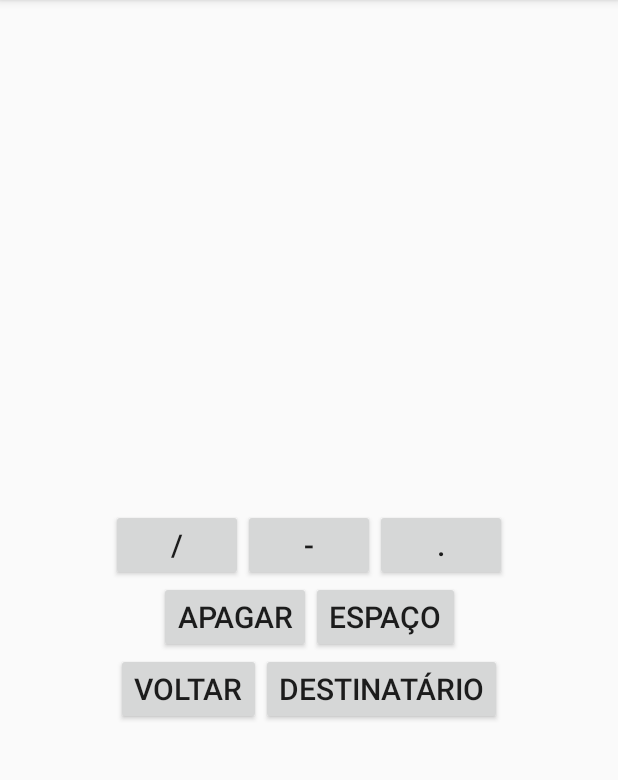
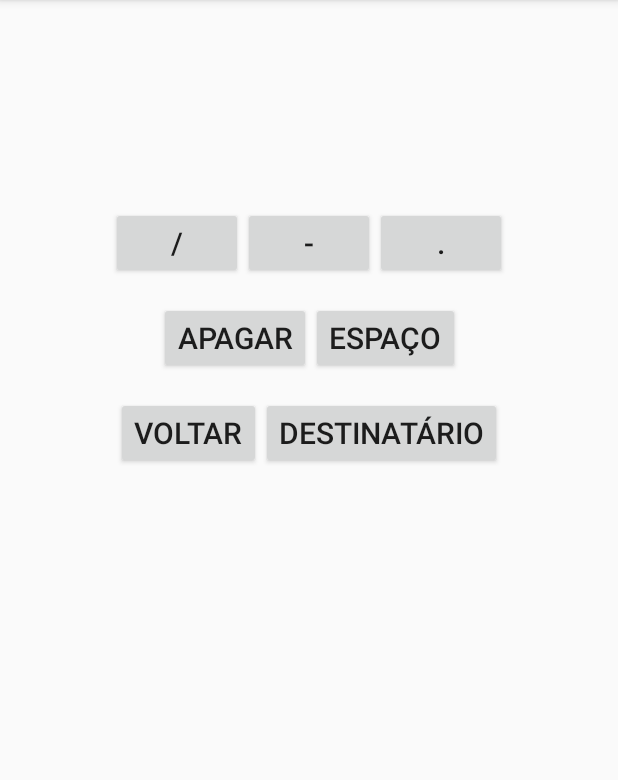
Before and after one commit to luizfelipelazzaron/desagil-projeto1, an Android app: the NewMessage screen opened directly, with no data from a screen before it, on a phone screen of 412 x 824 dp, the part 84-864 px from its top. Run offline under Robolectric (Android 15) with nearby library versions, the phone set to English and light mode, and no system bars.

Commit message:
novo posicionamento de botões

```diff
--- a/app/src/main/res/layout/activity_main.xml
+++ b/app/src/main/res/layout/activity_main.xml
@@ -2,7 +2,7 @@
 <LinearLayout xmlns:android="http://schemas.android.com/apk/res/android"
     xmlns:app="http://schemas.android.com/apk/res-auto"
     xmlns:tools="http://schemas.android.com/tools"
-    android:layout_width="match_parent"
+    android:layout_width="wrap_content"
     android:layout_height="match_parent"
     android:layout_gravity="center"
     android:background="@android:color/background_light"
@@ -21,12 +21,12 @@
     <TextView
         android:layout_width="match_parent"
         android:layout_height="wrap_content"
+        android:layout_marginBottom="10dp"
         android:background="#FFFFFF"
         android:text="Selecione sua preferência"
         android:textAlignment="center"
         android:textSize="24sp"
         android:textStyle="normal|bold"
-        android:layout_marginBottom="10dp"
         tools:ignore="HardcodedText" />
 
     <Button
--- a/app/src/main/res/layout/activity_new_message.xml
+++ b/app/src/main/res/layout/activity_new_message.xml
@@ -3,7 +3,7 @@
 <GridLayout xmlns:android="http://schemas.android.com/apk/res/android"
     xmlns:tools="http://schemas.android.com/tools"
     android:layout_width="match_parent"
-    android:layout_height="wrap_content"
+    android:layout_height="match_parent"
     android:layout_gravity="center_vertical"
     android:columnCount="1"
     android:padding="30dp"
@@ -15,7 +15,9 @@
         android:layout_width="match_parent"
         android:layout_height="wrap_content"
         android:textAlignment="center"
-        android:textSize="20sp" />
+        android:layout_marginTop="15dp"
+        android:textStyle="bold"
+        android:textSize="25sp" />
 
     <TextView
         android:id="@+id/text_message"
@@ -23,6 +25,7 @@
         android:layout_height="wrap_content"
         android:textAlignment="center"
         android:textSize="20sp"
+        android:layout_marginTop="15dp"
         android:textStyle="bold" />
 
 
@@ -31,11 +34,12 @@
         android:layout_height="wrap_content"
         android:layout_gravity="center_horizontal"
         android:orientation="horizontal"
+        android:layout_marginTop="15dp"
         tools:context=".MainActivity">
 
         <Button
             android:id="@+id/slash"
-            android:layout_width="match_parent"
+            android:layout_width="wrap_content"
             android:layout_height="wrap_content"
             android:text="/"
             android:textSize="20sp"
@@ -43,7 +47,7 @@
 
         <Button
             android:id="@+id/dash"
-            android:layout_width="match_parent"
+            android:layout_width="wrap_content"
             android:layout_height="wrap_content"
             android:text="-"
             android:textSize="20sp"
@@ -66,12 +70,13 @@
         android:layout_height="wrap_content"
         android:layout_gravity="center_horizontal"
         android:orientation="horizontal"
+        android:layout_marginTop="15dp"
         tools:context=".MainActivity">
 
         <Button
             android:id="@+id/backspace"
             android:layout_width="match_parent"
-            android:layout_height="wrap_content"
+            android:layout_height="match_parent"
             android:text="apagar"
             android:textSize="20sp"
             tools:ignore="HardcodedText" />
@@ -91,11 +96,12 @@
         android:layout_height="wrap_content"
         android:layout_gravity="center_horizontal"
         android:orientation="horizontal"
+        android:layout_marginTop="15dp"
         tools:context=".MainActivity">
 
         <Button
             android:layout_width="match_parent"
-            android:layout_height="wrap_content"
+            android:layout_height="match_parent"
             android:text="Voltar"
             android:textSize="20sp"
             tools:ignore="ButtonStyle,HardcodedText" />
```
Also changed, not shown: app/src/main/res/layout/activity_defined_messages.xml (+2 -13 lines).
